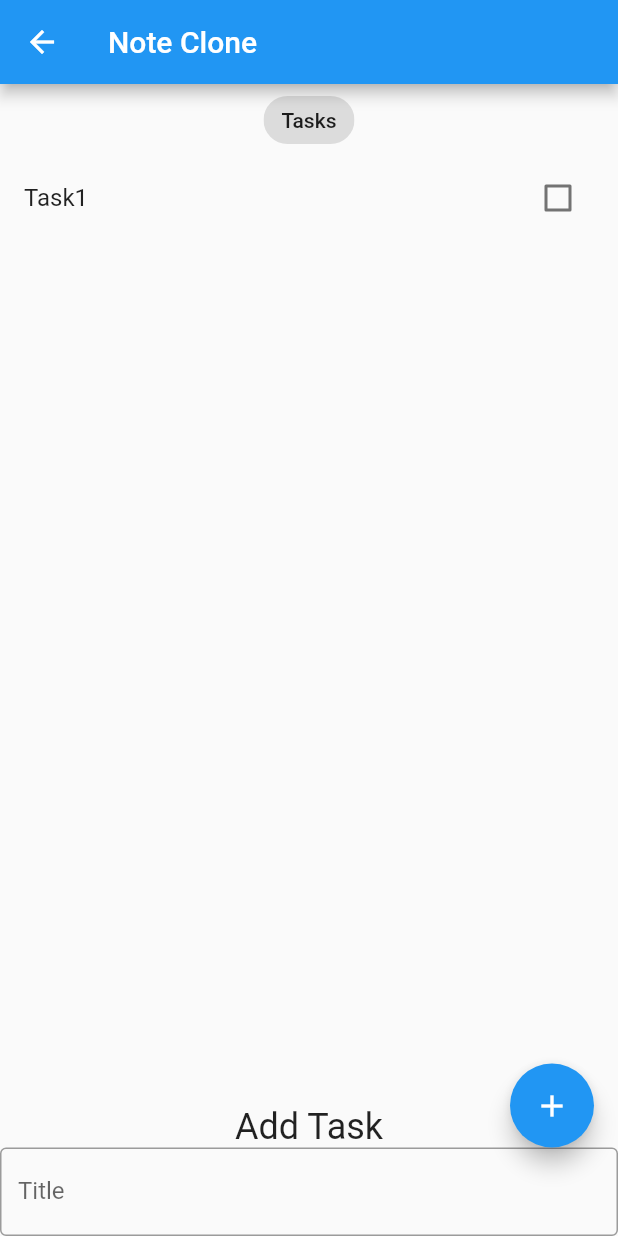
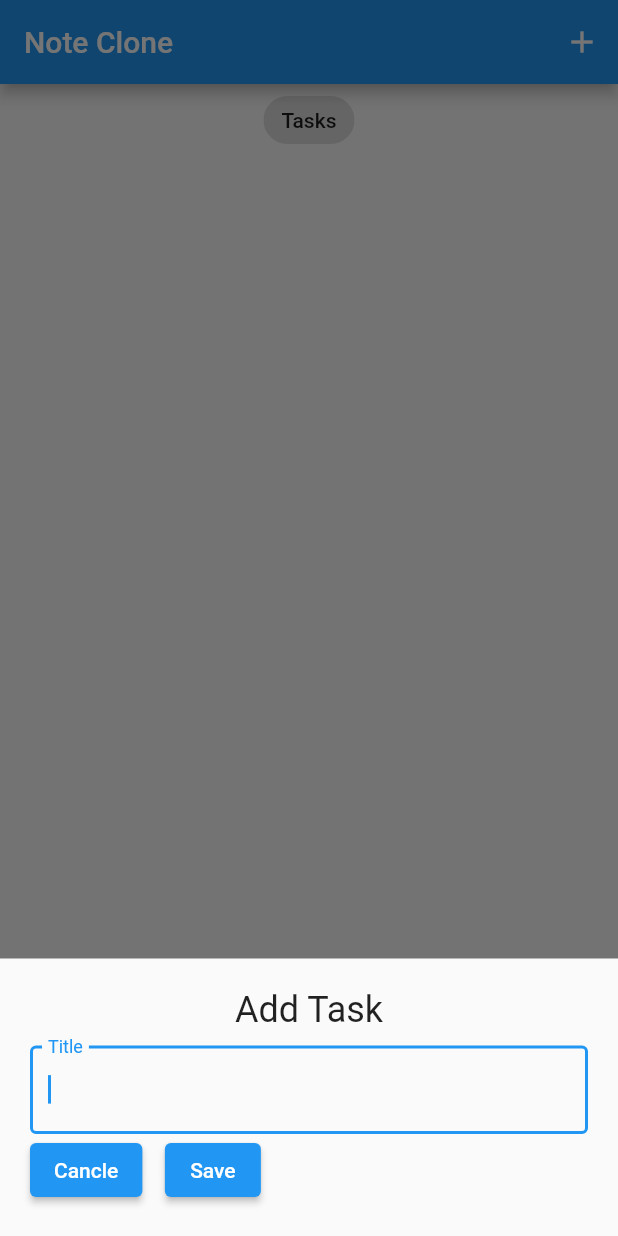
Before and after one commit to sherryqaisrani/Note-Clone, a Flutter app: the screen it shows after launch, after a tap on the "add" icon, on a phone screen of 412 x 824 dp. Run offline on Flutter 3.47's test engine with Material 2 defaults, Android fonts, the light colour scheme and no system bars; our stand-ins replace equatable, flutter_bloc, hydrated_bloc.

Commit message:
Tasks Added, Deleted, Updated

```diff
--- a/lib/blocs/bloc_exports.dart
+++ b/lib/blocs/bloc_exports.dart
@@ -1,2 +1,3 @@
 export './bloc/task_bloc.dart';
 export 'package:flutter_bloc/flutter_bloc.dart';
+export 'package:hydrated_bloc/hydrated_bloc.dart';
--- a/lib/main.dart
+++ b/lib/main.dart
@@ -1,9 +1,12 @@
 import 'package:flutter/material.dart';
-import 'package:note_clone/models/tasks_model.dart';
 import 'package:note_clone/screens/task_screen.dart';
+import 'package:path_provider/path_provider.dart';
 import 'blocs/bloc_exports.dart';
 
-void main() {
+void main() async {
+ WidgetsFlutterBinding.ensureInitialized();
+  final storageDirectory = await getApplicationDocumentsDirectory();
+  HydratedBloc.storage = await HydratedStorage.build(storageDirectory: storageDirectory);
   runApp(const MyApp());
 }
 
@@ -13,14 +16,14 @@ class MyApp extends StatelessWidget {
   @override
   Widget build(BuildContext context) {
     return BlocProvider(
-      create: (context) =>
-          TaskBloc()..add(AddTaskEvent(task: TaskModel(title: 'Task1'))),
+      create: (context) => TaskBloc(),
       child: MaterialApp(
         title: 'Flutter Demo',
+        debugShowCheckedModeBanner: false,
         theme: ThemeData(
           primarySwatch: Colors.blue,
         ),
-        home: TaskScreen(),
+        home: const TaskScreen(),
       ),
     );
   }
--- a/lib/models/tasks_model.dart
+++ b/lib/models/tasks_model.dart
@@ -1,5 +1,6 @@
 import 'package:equatable/equatable.dart';
 
+// ignore: must_be_immutable
 class TaskModel extends Equatable {
   String title;
   bool? isDone;
@@ -42,6 +43,6 @@ class TaskModel extends Equatable {
   }
 
   @override
-  // TODO: implement props
+
   List<Object?> get props => [title, isDone, isDelete];
 }
--- /dev/null
+++ b/lib/screens/add_task_screen.dart
@@ -0,0 +1,67 @@
+import 'package:flutter/material.dart';
+import 'package:note_clone/models/tasks_model.dart';
+import '../blocs/bloc_exports.dart';
+
+// ignore: must_be_immutable
+class AddTaskWidget extends StatelessWidget {
+   AddTaskWidget({
+    super.key,
+
+  });
+
+  TextEditingController titleController = TextEditingController();
+
+  @override
+  Widget build(BuildContext context) {
+    return Container(
+      padding: const EdgeInsets.all(20),
+      child: Column(
+        children: [
+          const Text(
+            'Add Task',
+            style: TextStyle(
+              fontSize: 24,
+            ),
+          ),
+          const SizedBox(
+            height: 10,
+          ),
+          TextField(
+            controller: titleController,
+            autofocus: true,
+            decoration: const InputDecoration(
+              label: Text('Title'),
+              border: OutlineInputBorder(),
+            ),
+          ),
+          Row(
+            children: [
+              ElevatedButton(
+                onPressed: () {
+                  Navigator.pop(context);
+                },
+                child: const Text(
+                  'Cancle',
+                ),
+              ),
+              const SizedBox(
+                width: 15,
+              ),
+              ElevatedButton(
+                onPressed: () {
+                  var task = TaskModel(title: titleController.text);
+                  context.read<TaskBloc>().add(AddTaskEvent(task: task));
+                  titleController.clear();
+                  Navigator.pop(context);
+                },
+                child: const Text(
+                  'Save',
+                ),
+              ),
+            ],
+          )
+        ],
+      ),
+    );
+  }
+}
--- a/lib/screens/task_screen.dart
+++ b/lib/screens/task_screen.dart
@@ -1,12 +1,14 @@
 import 'package:flutter/material.dart';
+import 'package:note_clone/blocs/bloc/task_state.dart';
 import 'package:note_clone/models/tasks_model.dart';
+import 'package:note_clone/screens/add_task_screen.dart';
 import 'package:note_clone/widgets/task_list.dart';
 import '../blocs/bloc_exports.dart';
 
 class TaskScreen extends StatelessWidget {
-  TaskScreen({Key? key}) : super(key: key);
+  const TaskScreen({Key? key}) : super(key: key);
 
-  TextEditingController titleController = TextEditingController();
+
 
   @override
   Widget build(BuildContext context) {
@@ -15,7 +17,12 @@ class TaskScreen extends StatelessWidget {
         List<TaskModel> taskList = state.allTask;
         return Scaffold(
           appBar: AppBar(
-            title: Text('Note Clone'),
+            title: const Text('Note Clone'),
+          actions: [
+            IconButton(onPressed: (){
+               addTask(context);
+            }, icon: const Icon(Icons.add, color: Colors.white,),),
+          ],
           ),
           body: Column(
             mainAxisAlignment: MainAxisAlignment.center,
@@ -44,30 +51,14 @@ class TaskScreen extends StatelessWidget {
   }
 
   void addTask(BuildContext context) {
-    showBottomSheet(
+    showModalBottomSheet(
       context: context,
       builder: (context) => SingleChildScrollView(
         child: Container(
           padding: EdgeInsets.only(
             bottom: MediaQuery.of(context).viewInsets.bottom,
           ),
-          child: Column(
-            children: [
-              const Text(
-                'Add Task',
-                style: TextStyle(
-                  fontSize: 24,
-                ),
-              ),
-              TextField(
-                controller: titleController,
-                decoration: const InputDecoration(
-                  label: Text('Title'),
-                  border: OutlineInputBorder(),
-                ),
-              )
-            ],
-          ),
+          child: AddTaskWidget(),
         ),
       ),
     );
--- a/pubspec.yaml
+++ b/pubspec.yaml
@@ -33,6 +33,8 @@ dependencies:
   flutter:
     sdk: flutter
   flutter_bloc: ^8.1.3
+  hydrated_bloc: ^9.1.1
+  path_provider: ^2.0.15
 
 dev_dependencies:
   flutter_lints: ^2.0.0
```
Also changed, not shown: lib/blocs/bloc/task_bloc.dart (+40 -6 lines), lib/blocs/bloc/task_state.dart (+20 -16 lines), lib/widgets/task_list.dart (+11 -1 lines), pubspec.lock, 1 other file.
